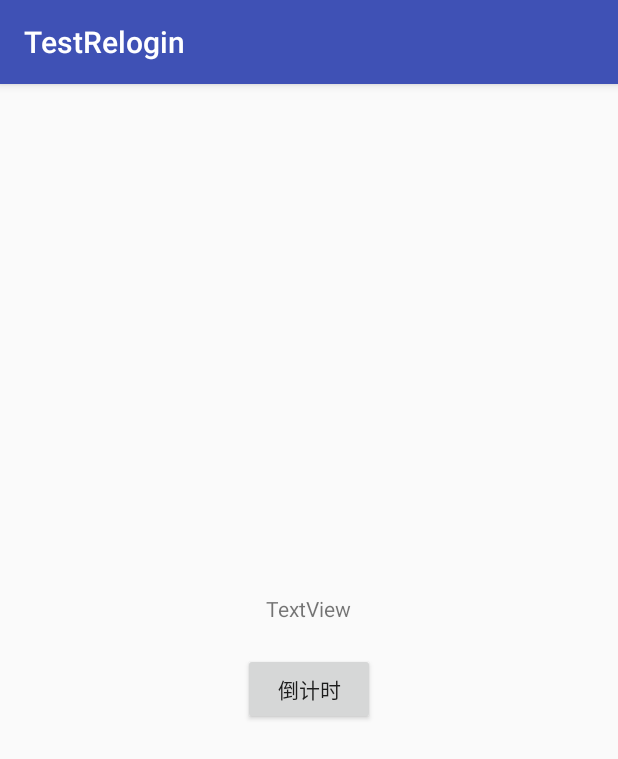
After one commit to luohaoxuan320/TestMVPVM, an Android app: the BlankFragment screen opened directly, with no data from a screen before it, on a phone screen of 412 x 824 dp. The commit adds this screen. Shown: the top 759 px of the screen. Run offline under Robolectric (Android 15) with nearby library versions, the phone set to English and light mode, and no system bars; our stand-ins replace Dagger/Hilt's generated code, RxJava; libraries missing offline, so code that uses them is left out: com.uber.autodispose.

Commit message:
添加fragment的示例

```diff
--- a/app/src/main/java/com/lehow/testmvp/MainActivity.java
+++ b/app/src/main/java/com/lehow/testmvp/MainActivity.java
@@ -6,6 +6,7 @@ import android.os.Bundle;
 import android.view.View;
 import com.lehow.testmvp.detail.DetailActivity;
 import com.lehow.testmvp.login.LoginActivity;
+import com.lehow.testmvp.testfrg.FrgActivity;
 
 public class MainActivity extends AppCompatActivity {
 
@@ -26,4 +27,9 @@ public class MainActivity extends AppCompatActivity {
     intent.setFlags(Intent.FLAG_ACTIVITY_CLEAR_TASK);
     getApplicationContext().startActivity(intent);
   }
+
+  public void btnFragment(View view) {
+    Intent intent = new Intent(this, FrgActivity.class);
+    startActivity(intent);
+  }
 }
--- a/app/src/main/java/com/lehow/testmvp/di/ActivityBuildersModule.java
+++ b/app/src/main/java/com/lehow/testmvp/di/ActivityBuildersModule.java
@@ -2,6 +2,7 @@ package com.lehow.testmvp.di;
 
 import com.lehow.testmvp.detail.DetailActivity;
 import com.lehow.testmvp.login.LoginActivity;
+import com.lehow.testmvp.testfrg.FrgActivity;
 import dagger.Module;
 import dagger.android.ContributesAndroidInjector;
 
@@ -17,4 +18,6 @@ public abstract class ActivityBuildersModule {
   abstract LoginActivity bindLoginActivity();
 
   @ContributesAndroidInjector() abstract DetailActivity bindDetailActivity();
+
+  @ContributesAndroidInjector() abstract FrgActivity bindFrgActivity();
 }
--- a/app/src/main/java/com/lehow/testmvp/di/AppInject.java
+++ b/app/src/main/java/com/lehow/testmvp/di/AppInject.java
@@ -1,6 +1,7 @@
 package com.lehow.testmvp.di;
 
 import android.app.Activity;
+import android.app.AlertDialog;
 import android.app.Application;
 import android.os.Bundle;
 import android.support.v4.app.Fragment;
--- /dev/null
+++ b/app/src/main/java/com/lehow/testmvp/testfrg/BlankFragment.java
@@ -0,0 +1,72 @@
+package com.lehow.testmvp.testfrg;
+
+import android.arch.lifecycle.ViewModelProviders;
+import android.content.Context;
+import android.net.Uri;
+import android.os.Bundle;
+import android.support.annotation.NonNull;
+import android.support.annotation.Nullable;
+import android.support.v4.app.Fragment;
+import android.util.Log;
+import android.view.LayoutInflater;
+import android.view.View;
+import android.view.ViewGroup;
+
+import com.lehow.testmvp.R;
+import com.lehow.testmvp.detail.DetailViewModel;
+import com.uber.autodispose.AutoDispose;
+import com.uber.autodispose.android.lifecycle.AndroidLifecycleScopeProvider;
+import io.reactivex.functions.Consumer;
+
+public class BlankFragment extends Fragment {
+
+  public BlankFragment() {
+    // Required empty public constructor
+  }
+
+  @Override public void onCreate(Bundle savedInstanceState) {
+    super.onCreate(savedInstanceState);
+    Log.i("TAG", "onCreate: " + ViewModelProviders.of(this).get(DetailViewModel.class));
+  }
+
+  @Override public View onCreateView(LayoutInflater inflater, ViewGroup container,
+      Bundle savedInstanceState) {
+    // Inflate the layout for this fragment
+    return inflater.inflate(R.layout.fragment_blank, container, false);
+  }
+
+  @Override public void onActivityCreated(@Nullable Bundle savedInstanceState) {
+    super.onActivityCreated(savedInstanceState);
+    Log.i("TAG", "onActivityCreated: " + ViewModelProviders.of(this).get(DetailViewModel.class));
+    Log.i("TAG", "onActivityCreated: getActivity=" + ViewModelProviders.of(getActivity())
+        .get(DetailViewModel.class));
+  }
+
+  @Override public void onViewCreated(@NonNull View view, @Nullable Bundle savedInstanceState) {
+    super.onViewCreated(view, savedInstanceState);
+    Log.i("TAG", "onViewCreated: " + ViewModelProviders.of(this).get(DetailViewModel.class));
+
+    view.findViewById(R.id.btn_add).setOnClickListener(new View.OnClickListener() {
+      @Override public void onClick(View v) {
+        ViewModelProviders.of(BlankFragment.this)
+            .get(DetailViewModel.class)
+            .getValueInfo()
+            .as(AutoDispose.<Long>autoDisposable(
+                AndroidLifecycleScopeProvider.from(getLifecycle())))
+            .subscribe(new Consumer<Long>() {
+              @Override public void accept(Long aLong) throws Exception {
+                System.out.println("accept=" + aLong);
+              }
+            });
+      }
+    });
+  }
+
+  @Override public void onAttach(Context context) {
+    super.onAttach(context);
+  }
+
+  @Override public void onDetach() {
+    super.onDetach();
+  }
+}
--- /dev/null
+++ b/app/src/main/java/com/lehow/testmvp/testfrg/FrgActivity.java
@@ -0,0 +1,16 @@
+package com.lehow.testmvp.testfrg;
+
+import android.os.Bundle;
+import com.lehow.testmvp.R;
+import com.lehow.testmvp.base.BaseActivity;
+
+public class FrgActivity extends BaseActivity {
+
+  @Override protected void onCreate(Bundle savedInstanceState) {
+    super.onCreate(savedInstanceState);
+    setContentView(R.layout.activity_frg);
+    getSupportFragmentManager().beginTransaction()
+        .add(R.id.base_content, new BlankFragment(), "tag")
+        .commit();
+  }
+}
--- /dev/null
+++ b/app/src/main/res/layout/activity_frg.xml
@@ -0,0 +1,12 @@
+<?xml version="1.0" encoding="utf-8"?>
+<FrameLayout
+    xmlns:android="http://schemas.android.com/apk/res/android"
+    xmlns:app="http://schemas.android.com/apk/res-auto"
+    xmlns:tools="http://schemas.android.com/tools"
+    android:layout_width="match_parent"
+    android:layout_height="match_parent"
+    tools:context=".testfrg.FrgActivity"
+    android:id="@+id/base_content"
+    >
+
+</FrameLayout>
--- /dev/null
+++ b/app/src/main/res/layout/fragment_blank.xml
@@ -0,0 +1,26 @@
+<?xml version="1.0" encoding="utf-8"?>
+<LinearLayout xmlns:android="http://schemas.android.com/apk/res/android"
+    xmlns:tools="http://schemas.android.com/tools"
+    android:layout_width="match_parent"
+    android:layout_height="match_parent"
+    tools:context=".testfrg.BlankFragment"
+    android:orientation="vertical"
+    android:gravity="center"
+    >
+
+  <!-- TODO: Update blank fragment layout -->
+  <TextView
+      android:id="@+id/textView5"
+      android:layout_width="wrap_content"
+      android:layout_height="wrap_content"
+      android:text="TextView"
+      />
+  <Button
+      android:id="@+id/btn_add"
+      android:layout_marginTop="20dp"
+      android:layout_width="wrap_content"
+      android:layout_height="wrap_content"
+      android:text="倒计时"
+      />
+
+</LinearLayout>
--- a/app/src/main/res/values/strings.xml
+++ b/app/src/main/res/values/strings.xml
@@ -1,3 +1,6 @@
 <resources>
   <string name="app_name">TestRelogin</string>
+
+  <!-- TODO: Remove or change this placeholder text -->
+  <string name="hello_blank_fragment">Hello blank fragment</string>
 </resources>
--- a/build.gradle
+++ b/build.gradle
@@ -6,6 +6,9 @@ buildscript {
         maven { url 'http://maven.aliyun.com/nexus/content/groups/public/' }
         google()
         jcenter()
+        maven {
+            url "https://plugins.gradle.org/m2/"
+        }
     }
     dependencies {
         classpath 'com.android.tools.build:gradle:3.1.3'
```
Also changed, not shown: app/build.gradle (+3 -4 lines), app/src/main/AndroidManifest.xml (+8 -4 lines), app/src/main/res/layout/activity_main.xml (+13 -1 lines).
